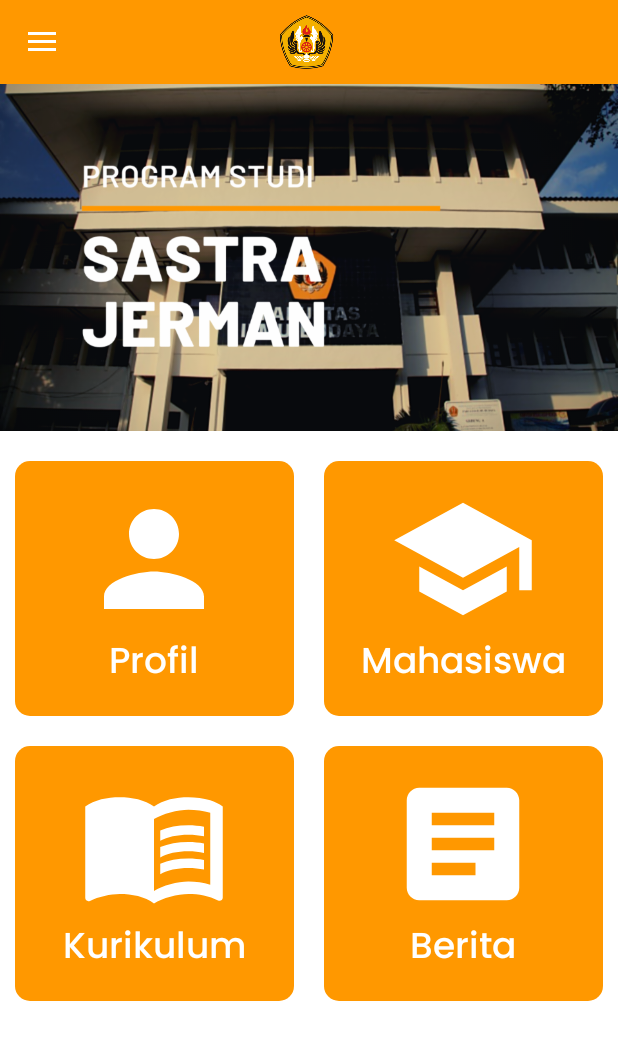
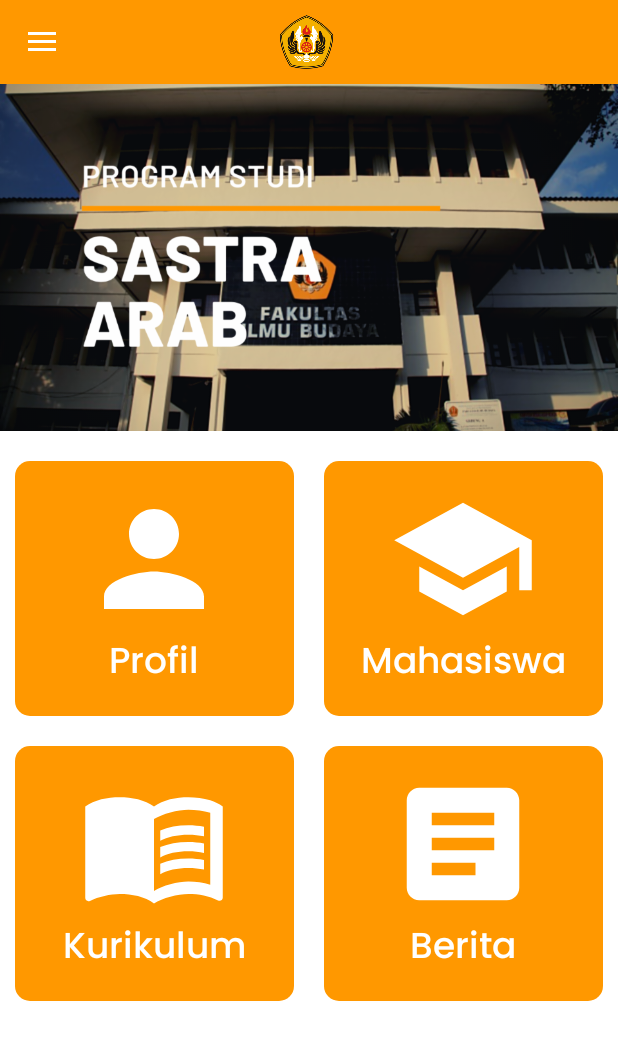
Before and after one commit to RyzAnugrah/sastra-arab-unpad-app, an Android app: the screen it shows after launch (HomeActivity), on a phone screen of 412 x 824 dp. Shown: the top 1040 px of the screen. Run offline under Robolectric (Android 15) with nearby library versions, the phone set to English and light mode, and no system bars.

Commit message:
edit_home

```diff
--- a/app/src/main/res/layout/fragment_home.xml
+++ b/app/src/main/res/layout/fragment_home.xml
@@ -29,7 +29,7 @@
                 app:layout_constraintEnd_toEndOf="parent"
                 app:layout_constraintStart_toStartOf="parent"
                 app:layout_constraintTop_toTopOf="parent"
-                app:srcCompat="@drawable/sastra_jerman" />
+                app:srcCompat="@drawable/sastra_arab" />
 
             <LinearLayout
                 android:id="@+id/linearLayout"
```
Also changed, not shown: app/src/main/res/drawable-hdpi/sastra_arab.png (added), app/src/main/res/drawable-hdpi/sastra_jerman.png (deleted), app/src/main/res/drawable-ldpi/sastra_arab.png (added), app/src/main/res/drawable-ldpi/sastra_jerman.png (deleted), app/src/main/res/drawable-mdpi/sastra_arab.png (added), app/src/main/res/drawable-mdpi/sastra_jerman.png (deleted), app/src/main/res/drawable-xhdpi/sastra_arab.png (added), app/src/main/res/drawable-xhdpi/sastra_jerman.png (deleted), 4 other files.
